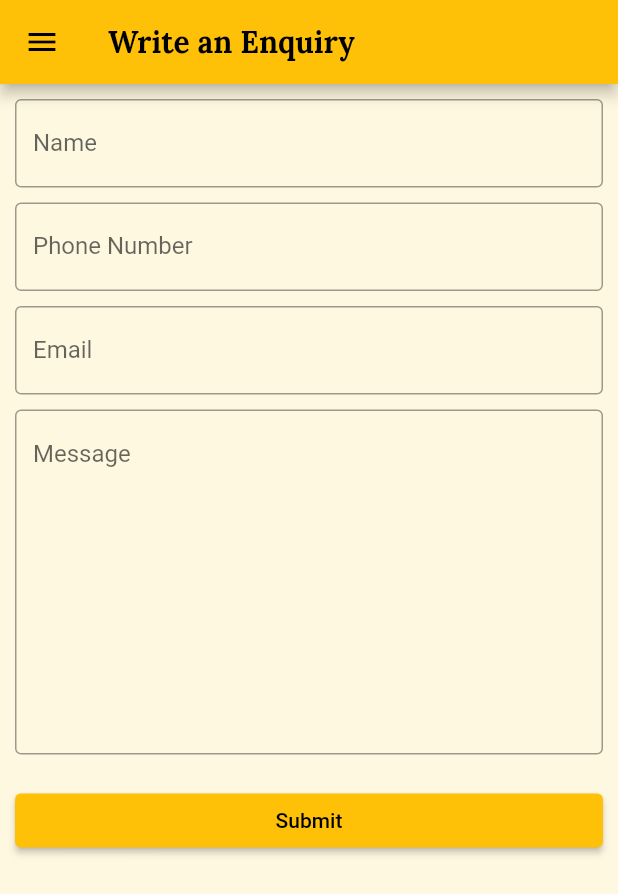
After one commit to SapinderSingh/BGGI, a Flutter app: the EnquiryScreen screen opened directly, after a tap on "Submit", on a phone screen of 412 x 824 dp. The commit adds this screen. Shown: the top 894 px of the screen. Run offline on Flutter 3.47's test engine with Material 2 defaults, Android fonts, the phone set to English and light mode, and no system bars; our stand-ins replace cached_network_image, carousel_slider, cloud_firestore, device_info_plus, double_back_to_close_app, firebase_core and 3 more; missing offline and left inert: flutter_cached_pdfview, flutter_youtube_view; accounts and stored records are empty.

Commit message:
Added Enquiry Screen

```diff
--- a/lib/helpers/constants.dart
+++ b/lib/helpers/constants.dart
@@ -15,5 +15,6 @@ class RouteConstants {
       departmentScreen = 'department-screen',
       universityDataScreen = 'unversity-data-screen',
       collegeNoticeScreen = 'college-notice-screen',
-      viewPdfScreen = 'view-pdf-screen';
+      viewPdfScreen = 'view-pdf-screen',
+      enquiryScreen = 'enquiry-screen';
 }
--- a/lib/helpers/route_helper.dart
+++ b/lib/helpers/route_helper.dart
@@ -9,6 +9,7 @@ import 'package:bgiet/screens/course_detail_screen.dart';
 import 'package:bgiet/screens/courses_screen.dart';
 import 'package:bgiet/screens/departments_screen.dart';
 import 'package:bgiet/screens/downloads_screen.dart';
+import 'package:bgiet/screens/enquiry_screen.dart';
 import 'package:bgiet/screens/home.dart';
 import 'package:bgiet/screens/library_screen.dart';
 import 'package:bgiet/screens/ptu_exam_webview.dart';
@@ -64,6 +65,8 @@ class RouteHelper {
             _settings.arguments as Map<String, dynamic>;
         return _pageGenerator(
             ViewPdfScreen(pdfName: _data['pdfName'], pdfUrl: _data['pdfUrl']));
+      case RouteConstants.enquiryScreen:
+        return _pageGenerator(EnquiryScreen());
       default:
         return _pageGenerator(UnknownScreen());
     }
--- a/lib/models/drawer_tile_model.dart
+++ b/lib/models/drawer_tile_model.dart
@@ -35,6 +35,10 @@ final List<DrawerTile> listOfDrawerTiles = [
     routeName: RouteConstants.aboutScreen,
   ),
   DrawerTile(
+    name: 'Enquiry',
+    routeName: RouteConstants.enquiryScreen,
+  ),
+  DrawerTile(
     name: "Contact Us",
     routeName: RouteConstants.contactScreen,
   ),
--- /dev/null
+++ b/lib/screens/enquiry_screen.dart
@@ -0,0 +1,180 @@
+import 'package:bgiet/services/cloud_firestore_service.dart';
+import 'package:bgiet/widgets/custom_app_bar.dart';
+import 'package:bgiet/widgets/main_drawer.dart';
+import 'package:bgiet/widgets/press_back_again_to_close.dart';
+import 'package:flutter/material.dart';
+import 'package:device_info_plus/device_info_plus.dart';
+import 'package:form_field_validator/form_field_validator.dart';
+
+class EnquiryScreen extends StatefulWidget {
+  const EnquiryScreen({Key? key}) : super(key: key);
+
+  @override
+  State<EnquiryScreen> createState() => _EnquiryScreenState();
+}
+
+class _EnquiryScreenState extends State<EnquiryScreen> {
+  bool _isLoading = false;
+
+  @override
+  Widget build(BuildContext context) {
+    String? _name, _email, _phone, _message;
+    final GlobalKey<FormState> _formKey = GlobalKey();
+
+    final _emailValidator = MultiValidator([
+      RequiredValidator(errorText: 'Email is required'),
+      EmailValidator(errorText: 'Enter a valid email'),
+    ]);
+
+    final _phoneNumberValidator = MultiValidator([
+      RequiredValidator(errorText: 'Phone number is required'),
+      MinLengthValidator(
+        10,
+        errorText: 'Minimum length of phone number should be 10',
+      ),
+      MaxLengthValidator(
+        15,
+        errorText: 'Phone number shouldn\'t be longer than 15',
+      ),
+    ]);
+
+    return Scaffold(
+      appBar: customAppBar(title: 'Write an Enquiry', context: context),
+      drawer: const MainDrawer(),
+      body: pressBackAgainToClose(
+        child: Stack(
+          children: [
+            if (_isLoading)
+              Stack(
+                children: [
+                  Container(
+                    color: Colors.grey.withOpacity(0.3),
+                  ),
+                  const Center(
+                    child: CircularProgressIndicator(),
+                  ),
+                ],
+              ),
+            Form(
+              key: _formKey,
+              child: ListView(
+                padding: const EdgeInsets.all(10),
+                children: [
+                  TextFormField(
+                    enabled: !_isLoading,
+                    textInputAction: TextInputAction.next,
+                    autovalidateMode: AutovalidateMode.onUserInteraction,
+                    decoration: const InputDecoration(
+                      border: OutlineInputBorder(),
+                      labelText: 'Name',
+                    ),
+                    validator: RequiredValidator(errorText: 'Name is required'),
+                    onSaved: (value) => _name = value!,
+                  ),
+                  const SizedBox(height: 10),
+                  TextFormField(
+                    enabled: !_isLoading,
+                    textInputAction: TextInputAction.next,
+                    autovalidateMode: AutovalidateMode.onUserInteraction,
+                    keyboardType: TextInputType.phone,
+                    decoration: const InputDecoration(
+                      border: OutlineInputBorder(),
+                      labelText: 'Phone Number',
+                    ),
+                    validator: _phoneNumberValidator,
+                    onSaved: (value) => _phone = value!,
+                  ),
+                  const SizedBox(height: 10),
+                  TextFormField(
+                    enabled: !_isLoading,
+                    autovalidateMode: AutovalidateMode.onUserInteraction,
+                    keyboardType: TextInputType.emailAddress,
+                    textInputAction: TextInputAction.next,
+                    onSaved: (value) => _email = value!,
+                    validator: _emailValidator,
+                    decoration: const InputDecoration(
+                      border: OutlineInputBorder(),
+                      labelText: 'Email',
+                    ),
+                  ),
+                  const SizedBox(height: 10),
+                  TextFormField(
+                    enabled: !_isLoading,
+                    autovalidateMode: AutovalidateMode.onUserInteraction,
+                    keyboardType: TextInputType.multiline,
+                    textInputAction: TextInputAction.done,
+                    onSaved: (value) => _message = value!,
+                    validator:
+                        RequiredValidator(errorText: 'Message is required'),
+                    decoration: const InputDecoration(
+                      border: OutlineInputBorder(),
+                      labelText: 'Message',
+                      alignLabelWithHint: true,
+                    ),
+                    maxLines: 10,
+                  ),
+                  const SizedBox(height: 20),
+                  ElevatedButton(
+                    onPressed: !_isLoading
+                        ? () async {
+                            setState(() {
+                              _isLoading = true;
+                            });
+                            String _deviceName = await getDeviceName();
+                            _formKey.currentState!.save();
+                            bool _isValid = _formKey.currentState!.validate();
+                            if (_isValid) {
+                              CloudFirestoreService().addEnquiry(
+                                name: _name!,
+                                email: _email!,
+                                phoneNumber: _phone!,
+                                message: _message!,
+                                deviceName: _deviceName,
+                              );
+
+                              ScaffoldMessenger.of(context).showMaterialBanner(
+                                MaterialBanner(
+                                  content: Padding(
+                                    padding: const EdgeInsets.symmetric(
+                                        vertical: 8.0),
+                                    child: Text(
+                                      'Hey ${_name!.split(" ")[0]}, Your query submitted successfully! We will contact you soon.',
+                                      style: Theme.of(context)
+                                          .primaryTextTheme
+                                          .bodyText1,
+                                    ),
+                                  ),
+                                  actions: [
+                                    ElevatedButton(
+                                      onPressed: () =>
+                                          ScaffoldMessenger.of(context)
+                                              .hideCurrentMaterialBanner(),
+                                      child: const Text('Okay'),
+                                    ),
+                                  ],
+                                ),
+                              );
+                            }
+
+                            setState(() {
+                              _isLoading = false;
+                            });
+                          }
+                        : null,
+                    child: const Text('Submit'),
+                  ),
+                ],
+              ),
+            ),
+          ],
+        ),
+      ),
+    );
+  }
+
+  Future<String> getDeviceName() async {
+    DeviceInfoPlugin deviceInfo = DeviceInfoPlugin();
+    AndroidDeviceInfo androidInfo = await deviceInfo.androidInfo;
+    return androidInfo.model ?? '';
+  }
+}
--- /dev/null
+++ b/lib/services/cloud_firestore_service.dart
@@ -0,0 +1,23 @@
+import 'package:cloud_firestore/cloud_firestore.dart';
+
+class CloudFirestoreService {
+  final FirebaseFirestore _firestore = FirebaseFirestore.instance;
+
+  Future<void> addEnquiry({
+    required String name,
+    required String phoneNumber,
+    required String email,
+    required String message,
+    required String deviceName,
+  }) async {
+    _firestore.collection('enquiries').add(
+      {
+        'name': name,
+        'phoneNumber': phoneNumber,
+        'email': email,
+        'message': message,
+        'deviceName': deviceName,
+      },
+    );
+  }
+}
--- a/pubspec.yaml
+++ b/pubspec.yaml
@@ -31,12 +31,14 @@ dependencies:
   carousel_slider: ^4.0.0
   cloud_firestore: ^3.1.0
   cupertino_icons: ^1.0.2
+  device_info_plus: ^3.2.0
   double_back_to_close_app: ^2.0.1
   firebase_core: ^1.8.0
   flutter:
     sdk: flutter
   flutter_cached_pdfview: ^0.4.1
   flutter_youtube_view: ^2.0.2
+  form_field_validator: ^1.1.0
   google_fonts: ^2.1.0
   intl: ^0.17.0
   provider: ^6.0.1
```
